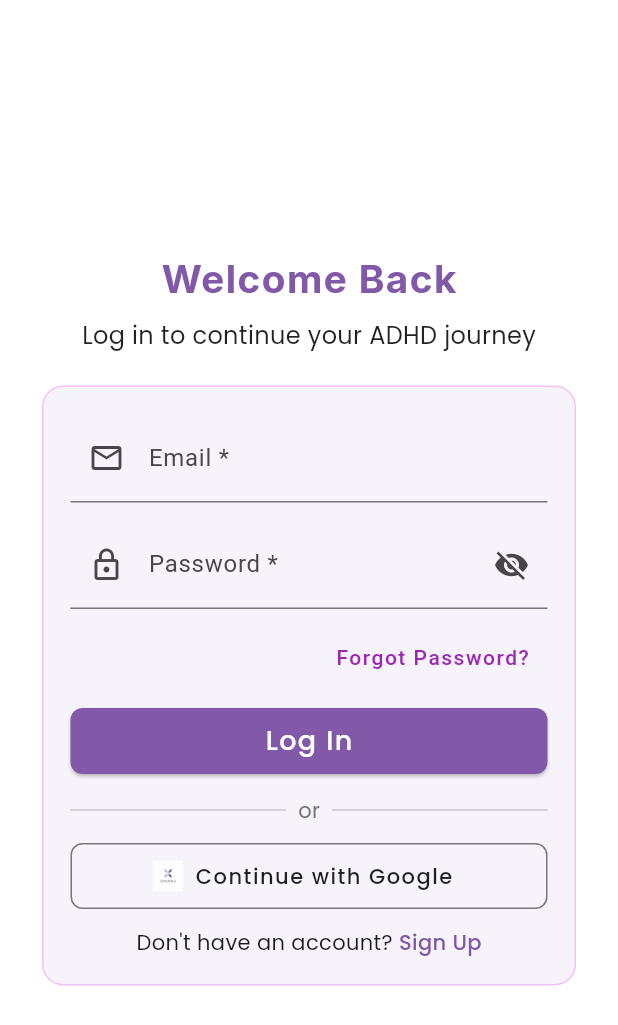
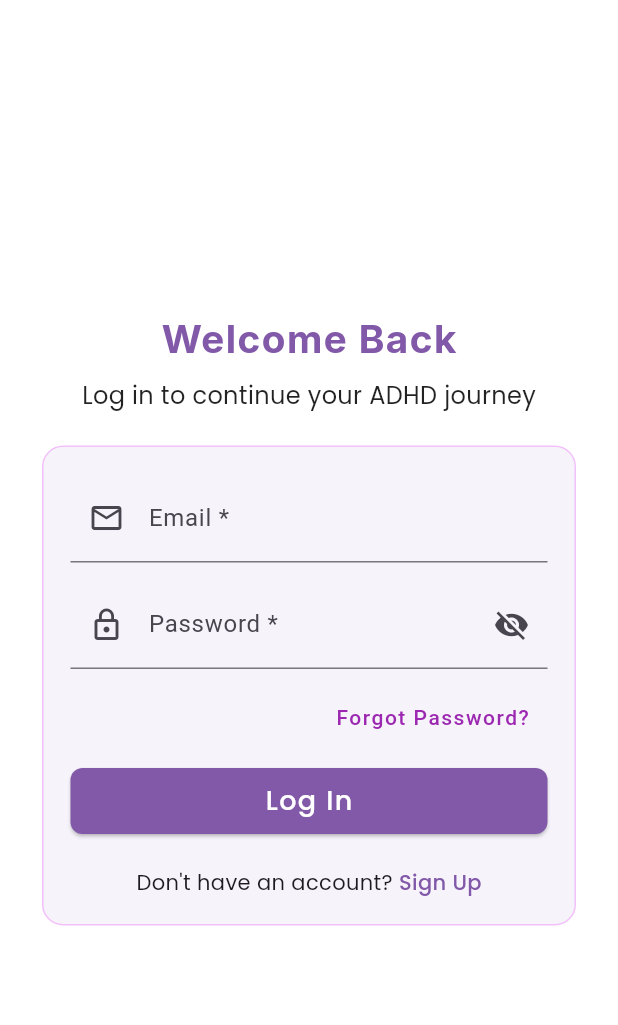
Before and after one commit to sparkslk/sparks_monorepo, a Flutter app: the LoginScreen screen opened by its route, on a phone screen of 412 x 824 dp. Shown: the top 1025 px of the screen. Run offline on Flutter 3.47's test engine with Material 3 defaults, Android fonts, the phone set to English and light mode, and no system bars; our stand-ins replace audioplayers, flutter_dotenv, flutter_local_notifications, flutter_secure_storage, image_picker, shared_preferences and 2 more; missing offline and left inert: payhere_mobilesdk_flutter; accounts and stored records are empty; network calls fail.

Commit message:
refactor: remove Google sign-in functionality from login screen to streamline user authentication process

```diff
--- a/lib/screens/welcome/login_screen.dart
+++ b/lib/screens/welcome/login_screen.dart
@@ -2,7 +2,6 @@ import 'package:flutter/material.dart';
 import 'package:flutter_dotenv/flutter_dotenv.dart';
 import 'package:shared_preferences/shared_preferences.dart';
 import '../../services/api_service.dart';
-import '../../services/google_signin_service.dart';
 
 class LoginScreen extends StatefulWidget {
   @override
@@ -14,7 +13,6 @@ class _LoginScreenState extends State<LoginScreen> {
   final _emailController = TextEditingController();
   final _passwordController = TextEditingController();
   bool isLoading = false;
-  bool isGoogleLoading = false;
   String? errorMsg;
   bool _obscurePassword = true;
 
@@ -114,54 +112,6 @@ class _LoginScreenState extends State<LoginScreen> {
     } else {
       setState(() {
         errorMsg = result['message'] ?? 'Login failed. Please try again.';
-      });
-    }
-  }
-
-  // ...existing code...
-
-  void _googleSignIn() async {
-    setState(() {
-      isGoogleLoading = true;
-      errorMsg = null;
-    });
-
-    try {
-      final result = await GoogleSignInService.signInWithGoogle();
-
-      if (result['success']) {
-        // Store Google sign-in data
-        final prefs = await SharedPreferences.getInstance();
-        if (result['user'] != null) {
-          await prefs.setString('user_id', result['user']['id'] ?? '');
-          await prefs.setString('user_email', result['user']['email'] ?? '');
-          await prefs.setString(
-            'user_role',
-            result['user']['role'] ?? 'patient',
-          );
-          await prefs.setString('user_name', result['user']['name'] ?? '');
-        }
-
-        if (result['token'] != null) {
-          await prefs.setString('auth_token', result['token']);
-        }
-
-        await prefs.setBool('is_logged_in', true);
-        Navigator.pushReplacementNamed(context, '/onboarding');
-      } else {
-        setState(() {
-          errorMsg =
-              result['message'] ?? 'Google sign-in failed. Please try again.';
-        });
-      }
-    } catch (e) {
-      print('Google sign-in error: $e');
-      setState(() {
-        errorMsg = 'Google sign-in failed. Please try again.';
-      });
-    } finally {
-      setState(() {
-        isGoogleLoading = false;
       });
     }
   }
@@ -337,61 +287,7 @@ class _LoginScreenState extends State<LoginScreen> {
                                   ),
                                 ),
                         ),
-                        SizedBox(height: 12),
-                        Row(
-                          children: [
-                            Expanded(child: Divider()),
-                            Padding(
-                              padding: const EdgeInsets.symmetric(
-                                horizontal: 8.0,
-                              ),
-                              child: Text(
-                                'or',
-                                style: TextStyle(
-                                  color: Colors.grey.shade600,
-                                  fontFamily: 'Poppins',
-                                ),
-                              ),
-                            ),
-                            Expanded(child: Divider()),
-                          ],
-                        ),
-                        SizedBox(height: 10),
-                        OutlinedButton.icon(
-                          onPressed: isGoogleLoading ? null : _googleSignIn,
-                          icon: isGoogleLoading
-                              ? SizedBox(
-                                  width: 16,
-                                  height: 16,
-                                  child: CircularProgressIndicator(
-                                    strokeWidth: 2,
-                                    color: Colors.grey,
-                                  ),
-                                )
-                              : Image.asset(
-                                  'assets/images/logowhite.png',
-                                  width: 20,
-                                  height: 20,
-                                ),
-                          label: Text(
-                            isGoogleLoading
-                                ? 'Signing in...'
-                                : 'Continue with Google',
-                            style: TextStyle(
-                              fontFamily: 'Poppins',
-                              fontSize: 14,
-                              letterSpacing: 1.0,
-                              color: Colors.black87,
-                            ),
-                          ),
-                          style: OutlinedButton.styleFrom(
-                            minimumSize: Size(double.infinity, 44),
-                            shape: RoundedRectangleBorder(
-                              borderRadius: BorderRadius.circular(8),
-                            ),
-                          ),
-                        ),
-                        SizedBox(height: 10),
+                        SizedBox(height: 20),
                         Row(
                           mainAxisAlignment: MainAxisAlignment.center,
                           children: [
```
